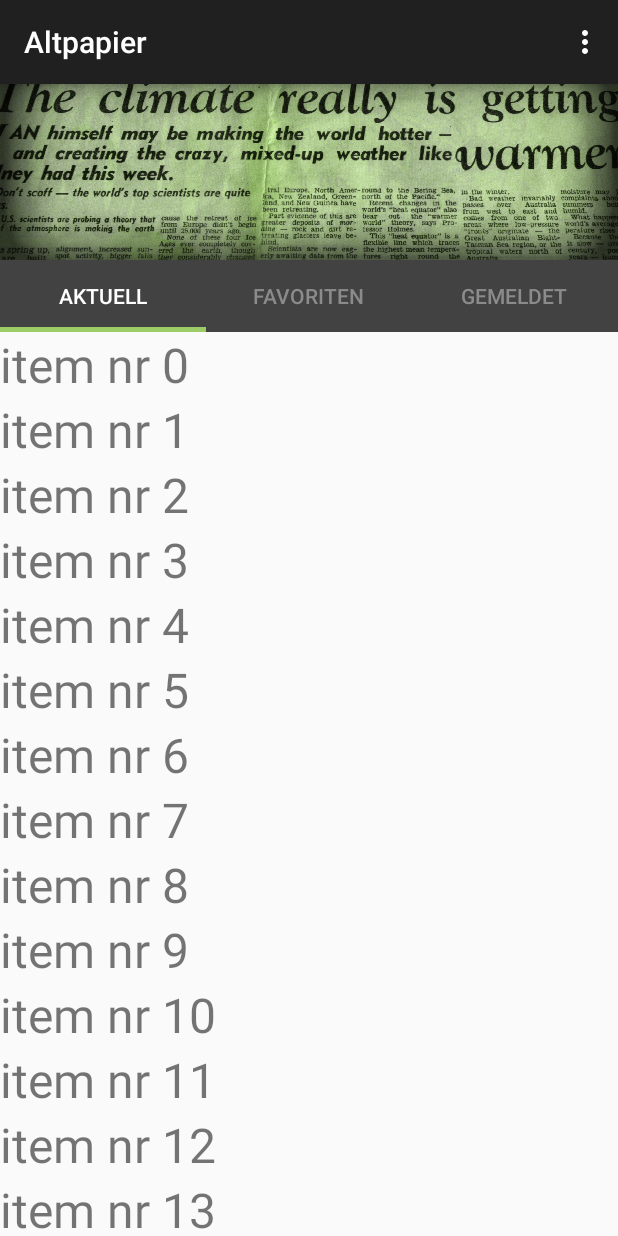
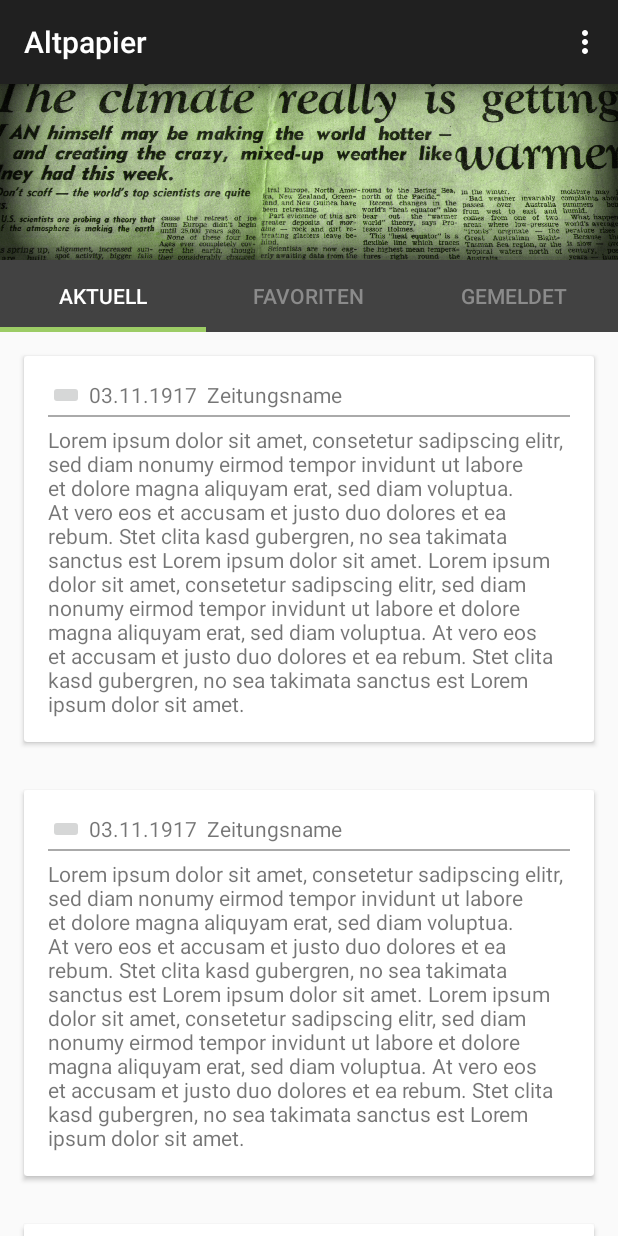
Before and after one commit to mariabecker/OldNews, an Android app: the screen it shows after launch (MainActivity), on a phone screen of 412 x 824 dp. Run offline under Robolectric (Android 15) with nearby library versions, the phone set to English and light mode, and no system bars.

Commit message:
CardView for news items added

```diff
--- a/app/build.gradle
+++ b/app/build.gradle
@@ -28,5 +28,6 @@ dependencies {
     compile 'com.android.support.constraint:constraint-layout:1.0.2'
     compile 'com.android.support:design:25.3.1'
     compile 'com.android.support:recyclerview-v7:25.0.0'
+    compile 'com.android.support:cardview-v7:25.3.1'
     testCompile 'junit:junit:4.12'
 }
--- a/app/src/main/java/oldnews/de/oldnews/FeedAdapter.java
+++ b/app/src/main/java/oldnews/de/oldnews/FeedAdapter.java
@@ -1,11 +1,13 @@
 package oldnews.de.oldnews;
 
 import android.content.Context;
+import android.support.v7.widget.CardView;
 import android.support.v7.widget.RecyclerView;
 import android.util.Log;
 import android.view.LayoutInflater;
 import android.view.View;
 import android.view.ViewGroup;
+import android.widget.ImageButton;
 import android.widget.TextView;
 
 import java.util.ArrayList;
@@ -25,7 +27,7 @@ public class FeedAdapter extends RecyclerView.Adapter<FeedAdapter.FeedAdapterVie
 
         for(int i = 0; i < 100; i++) {
             Log.d(TAG, "adding item " + i);
-            NewsItem newsItem = new NewsItem("item nr " + i);
+            NewsItem newsItem = new NewsItem();
             mNewsItems.add(newsItem);
         }
     }
@@ -45,6 +47,8 @@ public class FeedAdapter extends RecyclerView.Adapter<FeedAdapter.FeedAdapterVie
         String newsText = mNewsItems.get(position).getNewsText();
         Log.d(TAG, "onBind " + position + " " + newsText);
         holder.mNewsText.setText(newsText);
+        holder.mNewspaperName.setText(mNewsItems.get(position).getNewspaperName());
+        holder.mDate.setText(mNewsItems.get(position).getNewsDate());
     }
 
     @Override
@@ -57,12 +61,20 @@ public class FeedAdapter extends RecyclerView.Adapter<FeedAdapter.FeedAdapterVie
 
     class FeedAdapterViewHolder extends RecyclerView.ViewHolder {
 
+        private CardView mCardView;
         private TextView mNewsText;
+        private TextView mDate;
+        private TextView mNewspaperName;
+        private ImageButton mFavoriteButton;
 
         FeedAdapterViewHolder(View view) {
             super(view);
 
-            mNewsText = (TextView) view.findViewById(R.id.news_element);
+            mCardView = (CardView) view.findViewById(R.id.card_view);
+            mNewsText = (TextView) view.findViewById(R.id.news_text);
+            mDate = (TextView) view.findViewById(R.id.date);
+            mNewspaperName = (TextView) view.findViewById(R.id.newspaper_name);
+            mFavoriteButton = (ImageButton) view.findViewById(R.id.favorite_button);
         }
 
     }
--- a/app/src/main/java/oldnews/de/oldnews/NewsItem.java
+++ b/app/src/main/java/oldnews/de/oldnews/NewsItem.java
@@ -1,4 +1,9 @@
 package oldnews.de.oldnews;
+
+import android.content.Context;
+import android.widget.ImageButton;
+
+import java.util.Date;
 
 /**
  * Created by maike on 12.11.17.
@@ -6,17 +11,35 @@ package oldnews.de.oldnews;
 
 public class NewsItem {
 
-    private String newsText;
+    private String mNewsText;
+    private String mDate;
+    private String mNewspaperName;
+    //private ImageButton mFavorites_button;
 
     public NewsItem() {
-        this.newsText = "leer";
+
+        this.mNewsText = "Lorem ipsum dolor sit amet, consetetur sadipscing elitr, sed diam nonumy eirmod tempor invidunt ut labore et dolore magna aliquyam erat, sed diam voluptua. At vero eos et accusam et justo duo dolores et ea rebum. Stet clita kasd gubergren, no sea takimata sanctus est Lorem ipsum dolor sit amet. Lorem ipsum dolor sit amet, consetetur sadipscing elitr, sed diam nonumy eirmod tempor invidunt ut labore et dolore magna aliquyam erat, sed diam voluptua. At vero eos et accusam et justo duo dolores et ea rebum. Stet clita kasd gubergren, no sea takimata sanctus est Lorem ipsum dolor sit amet.";
+        this.mDate = "03.11.1917";
+        this.mNewspaperName = "Zeitungsname";
+        //this.mFavorites_button = new ImageButton();
     }
 
-    public NewsItem(String newsText) {
-        this.newsText = newsText;
+    public NewsItem(String newsText, String date, String newspaperName) {
+        this.mNewsText = newsText;
+        this.mDate = date;
+        this.mNewspaperName = newspaperName;
+        //this.mFavorites_button = imageButton;
     }
 
     public String getNewsText() {
-        return this.newsText;
+        return this.mNewsText;
+    }
+
+    public String getNewsDate() {
+        return this.mDate;
+    }
+
+    public String getNewspaperName() {
+        return this.mNewspaperName;
     }
 }
--- a/app/src/main/res/layout/content_main.xml
+++ b/app/src/main/res/layout/content_main.xml
@@ -46,9 +46,7 @@
                 style="@style/CustomTabLayoutStyle"
                 app:tabTextColor="@color/lightGrey"
                 app:tabSelectedTextColor="@color/white"
-                app:tabMode="fixed">
-
-            </android.support.design.widget.TabLayout>
+                app:tabMode="fixed" />
 
         </android.support.v4.view.ViewPager>
 
--- a/app/src/main/res/layout/fragment_page.xml
+++ b/app/src/main/res/layout/fragment_page.xml
@@ -8,8 +8,7 @@
     <android.support.v7.widget.RecyclerView
         android:id="@+id/recylerview"
         android:layout_width="match_parent"
-        android:layout_height="match_parent">
-    </android.support.v7.widget.RecyclerView>
+        android:layout_height="match_parent" />
 
 
 
--- a/app/src/main/res/layout/news_item.xml
+++ b/app/src/main/res/layout/news_item.xml
@@ -4,12 +4,61 @@
     android:layout_height="wrap_content"
     android:orientation="vertical">
 
-    <TextView
-        android:id="@+id/news_element"
-        android:layout_width="wrap_content"
+    <android.support.v7.widget.CardView
+        android:layout_width="match_parent"
         android:layout_height="wrap_content"
-        android:text="1 newselement"
-        android:textSize="32sp"/>
+        android:id="@+id/card_view"
+        android:layout_marginStart="16dp"
+        android:layout_marginEnd="16dp"
+        android:layout_marginTop="16dp"
+        android:layout_marginBottom="16dp">
+
+        <RelativeLayout
+            android:layout_width="wrap_content"
+            android:layout_height="wrap_content"
+            android:id="@+id/news_element"
+            android:padding="16dp">
+
+
+            <ImageButton
+                android:layout_width="wrap_content"
+                android:layout_height="wrap_content"
+                android:id="@+id/favorite_button"
+                android:layout_marginEnd="3dp"/>
+
+            <TextView
+                android:layout_width="wrap_content"
+                android:layout_height="wrap_content"
+                android:id="@+id/date"
+                android:layout_toEndOf="@id/favorite_button"
+                android:layout_marginEnd="3dp"/>
+
+            <TextView
+                android:layout_width="wrap_content"
+                android:layout_height="wrap_content"
+                android:id="@+id/newspaper_name"
+                android:layout_toEndOf="@id/date"
+                android:layout_marginEnd="3dp"
+                android:layout_marginStart="3dp"/>
+
+            <View
+                android:layout_width="match_parent"
+                android:layout_height="1dp"
+                android:background="@android:color/darker_gray"
+                android:layout_below="@id/favorite_button"
+                android:id="@+id/separation_horizontal"
+                android:padding="3dp"
+                android:layout_marginTop="3dp"
+                android:layout_marginBottom="3dp"/>
+
+            <TextView
+                android:layout_width="match_parent"
+                android:layout_height="wrap_content"
+                android:id="@+id/news_text"
+                android:layout_below="@id/separation_horizontal"
+                android:layout_marginTop="2dp"/>
+        </RelativeLayout>
+    </android.support.v7.widget.CardView>
 
 
 </LinearLayout>
```
